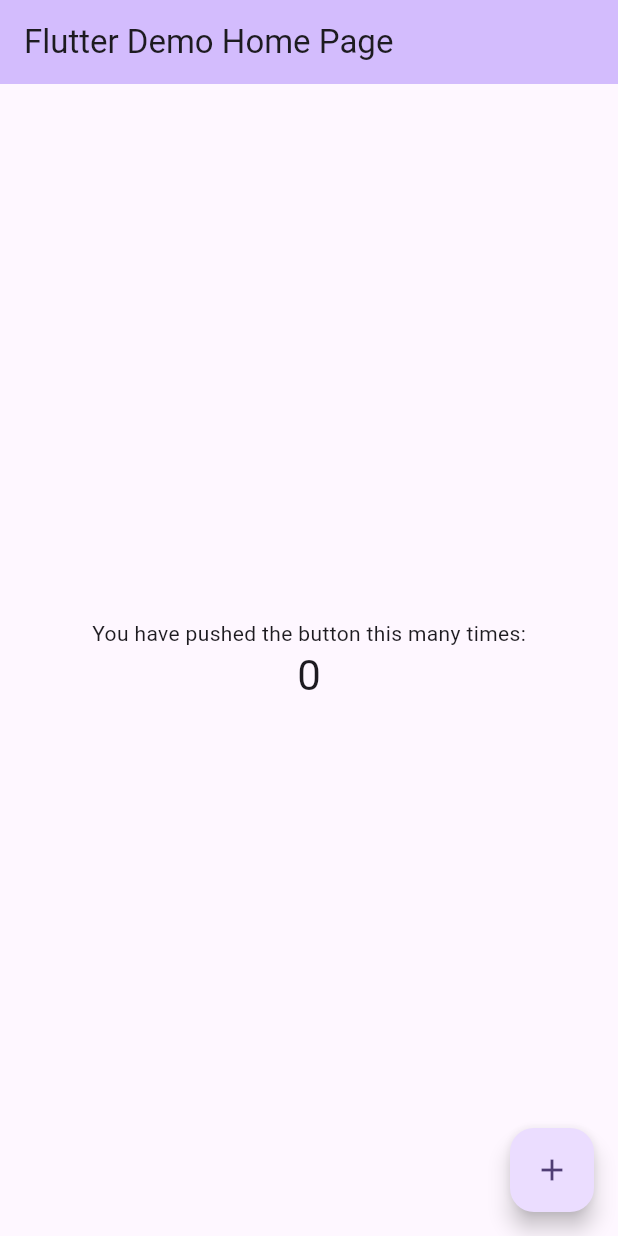
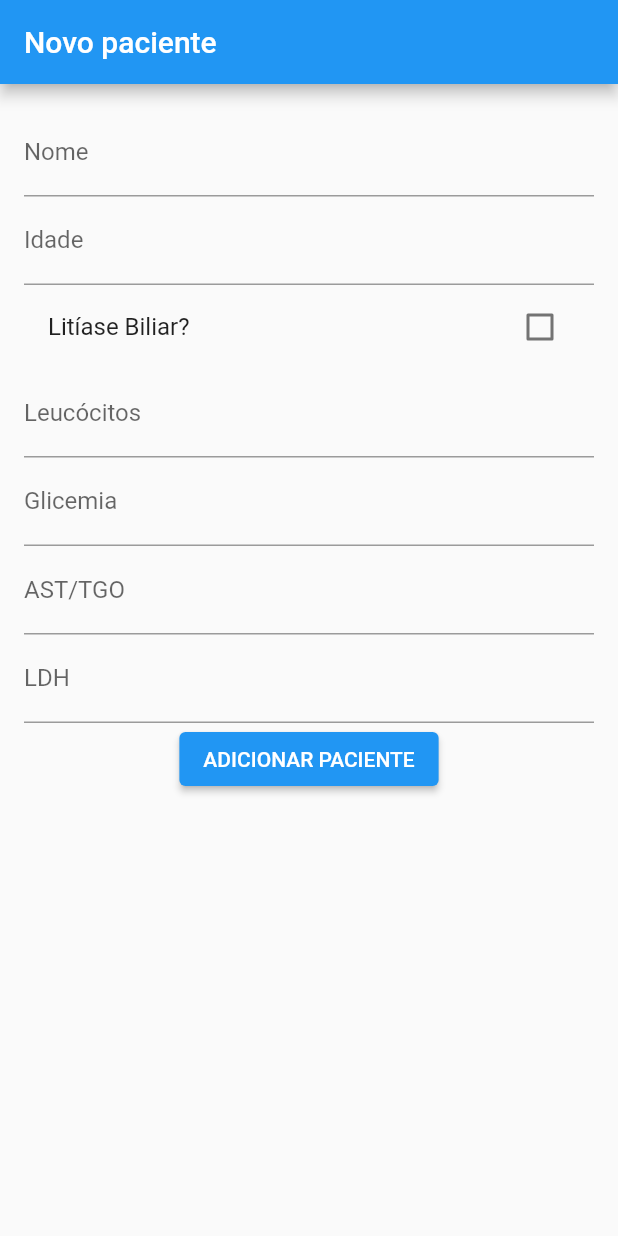
Before and after one commit to Marco-Merini/recuperacao, a Flutter app: the screen it shows after launch, on a phone screen of 412 x 824 dp. Run offline on Flutter 3.47's test engine with Material 2 defaults, Android fonts, the phone set to English and light mode, and no system bars.

Commit message:
alteração de campos e lógica

```diff
--- a/recuperacao/lib/main.dart
+++ b/recuperacao/lib/main.dart
@@ -1,125 +1,184 @@
 import 'package:flutter/material.dart';
 
-void main() {
-  runApp(const MyApp());
-}
+void main() => runApp(MyApp());
 
 class MyApp extends StatelessWidget {
-  const MyApp({super.key});
-
-  // This widget is the root of your application.
   @override
   Widget build(BuildContext context) {
     return MaterialApp(
-      title: 'Flutter Demo',
-      theme: ThemeData(
-        // This is the theme of your application.
-        //
-        // TRY THIS: Try running your application with "flutter run". You'll see
-        // the application has a blue toolbar. Then, without quitting the app,
-        // try changing the seedColor in the colorScheme below to Colors.green
-        // and then invoke "hot reload" (save your changes or press the "hot
-        // reload" button in a Flutter-supported IDE, or press "r" if you used
-        // the command line to start the app).
-        //
-        // Notice that the counter didn't reset back to zero; the application
-        // state is not lost during the reload. To reset the state, use hot
-        // restart instead.
-        //
-        // This works for code too, not just values: Most code changes can be
-        // tested with just a hot reload.
-        colorScheme: ColorScheme.fromSeed(seedColor: Colors.deepPurple),
-        useMaterial3: true,
-      ),
-      home: const MyHomePage(title: 'Flutter Demo Home Page'),
+      home: PatientForm(),
     );
   }
 }
 
-class MyHomePage extends StatefulWidget {
-  const MyHomePage({super.key, required this.title});
-
-  // This widget is the home page of your application. It is stateful, meaning
-  // that it has a State object (defined below) that contains fields that affect
-  // how it looks.
-
-  // This class is the configuration for the state. It holds the values (in this
-  // case the title) provided by the parent (in this case the App widget) and
-  // used by the build method of the State. Fields in a Widget subclass are
-  // always marked "final".
-
-  final String title;
-
+class PatientForm extends StatefulWidget {
   @override
-  State<MyHomePage> createState() => _MyHomePageState();
+  _PatientFormState createState() => _PatientFormState();
 }
 
-class _MyHomePageState extends State<MyHomePage> {
-  int _counter = 0;
+class _PatientFormState extends State<PatientForm> {
+  final _formKey = GlobalKey<FormState>();
+  final TextEditingController nameController = TextEditingController();
+  final TextEditingController ageController = TextEditingController();
+  final TextEditingController leukocytesController = TextEditingController();
+  final TextEditingController glucoseController = TextEditingController();
+  final TextEditingController astController = TextEditingController();
+  final TextEditingController ldhController = TextEditingController();
+  bool hasBiliaryLithiasis = false;
+  double score = 0.0;
+  String mortalityCategory = "Baixa";
 
-  void _incrementCounter() {
-    setState(() {
-      // This call to setState tells the Flutter framework that something has
-      // changed in this State, which causes it to rerun the build method below
-      // so that the display can reflect the updated values. If we changed
-      // _counter without calling setState(), then the build method would not be
-      // called again, and so nothing would appear to happen.
-      _counter++;
-    });
+  void calculateMortality() {
+    int ageThreshold = hasBiliaryLithiasis ? 70 : 55;
+    int leukocytesThreshold = hasBiliaryLithiasis ? 18000 : 16000;
+    double glucoseThreshold = hasBiliaryLithiasis ? 12.2 : 11.0;
+    int astThreshold = 250;
+    int ldhThreshold = hasBiliaryLithiasis ? 400 : 350;
+
+    int age = int.tryParse(ageController.text) ?? 0;
+    int leukocytes = int.tryParse(leukocytesController.text) ?? 0;
+    double glucose = double.tryParse(glucoseController.text) ?? 0.0;
+    int ast = int.tryParse(astController.text) ?? 0;
+    int ldh = int.tryParse(ldhController.text) ?? 0;
+
+    // Lógica para calcular o escore de mortalidade aqui
+    int patientScore = 0;
+
+    if (age > ageThreshold) patientScore++;
+    if (leukocytes > leukocytesThreshold) patientScore++;
+    if (glucose > glucoseThreshold) patientScore++;
+    if (ast > astThreshold) patientScore++;
+    if (ldh > ldhThreshold) patientScore++;
+
+    score = patientScore.toDouble();
+
+    // Lógica para determinar a categoria de mortalidade aqui
+    if (score >= 7) {
+      mortalityCategory = "100%";
+    } else if (score >= 5) {
+      mortalityCategory = "40%";
+    } else if (score >= 3) {
+      mortalityCategory = "15%";
+    } else {
+      mortalityCategory = "2%";
+    }
   }
 
   @override
   Widget build(BuildContext context) {
-    // This method is rerun every time setState is called, for instance as done
-    // by the _incrementCounter method above.
-    //
-    // The Flutter framework has been optimized to make rerunning build methods
-    // fast, so that you can just rebuild anything that needs updating rather
-    // than having to individually change instances of widgets.
     return Scaffold(
       appBar: AppBar(
-        // TRY THIS: Try changing the color here to a specific color (to
-        // Colors.amber, perhaps?) and trigger a hot reload to see the AppBar
-        // change color while the other colors stay the same.
-        backgroundColor: Theme.of(context).colorScheme.inversePrimary,
-        // Here we take the value from the MyHomePage object that was created by
-        // the App.build method, and use it to set our appbar title.
-        title: Text(widget.title),
+        title: Text('Novo paciente'),
       ),
-      body: Center(
-        // Center is a layout widget. It takes a single child and positions it
-        // in the middle of the parent.
-        child: Column(
-          // Column is also a layout widget. It takes a list of children and
-          // arranges them vertically. By default, it sizes itself to fit its
-          // children horizontally, and tries to be as tall as its parent.
-          //
-          // Column has various properties to control how it sizes itself and
-          // how it positions its children. Here we use mainAxisAlignment to
-          // center the children vertically; the main axis here is the vertical
-          // axis because Columns are vertical (the cross axis would be
-          // horizontal).
-          //
-          // TRY THIS: Invoke "debug painting" (choose the "Toggle Debug Paint"
-          // action in the IDE, or press "p" in the console), to see the
-          // wireframe for each widget.
-          mainAxisAlignment: MainAxisAlignment.center,
-          children: <Widget>[
-            const Text(
-              'You have pushed the button this many times:',
-            ),
-            Text(
-              '$_counter',
-              style: Theme.of(context).textTheme.headlineMedium,
-            ),
-          ],
+      body: Padding(
+        padding: const EdgeInsets.all(16.0),
+        child: Form(
+          key: _formKey,
+          child: Column(
+            children: [
+              TextFormField(
+                controller: nameController,
+                decoration: InputDecoration(labelText: 'Nome'),
+                validator: (value) {
+                  if (value!.isEmpty) {
+                    return 'Por favor, insira o nome do paciente.';
+                  }
+                  return null;
+                },
+              ),
+              TextFormField(
+                controller: ageController,
+                decoration: InputDecoration(labelText: 'Idade'),
+                keyboardType: TextInputType.number,
+                validator: (value) {
+                  if (value!.isEmpty) {
+                    return 'Por favor, insira a idade do paciente.';
+                  }
+                  return null;
+                },
+              ),
+              CheckboxListTile(
+                title: Text('Litíase Biliar?'),
+                value: hasBiliaryLithiasis,
+                onChanged: (value) {
+                  setState(() {
+                    hasBiliaryLithiasis = value!;
+                  });
+                },
+              ),
+              TextFormField(
+                controller: leukocytesController,
+                decoration: InputDecoration(
+                  labelText: 'Leucócitos',
+                  suffixText: 'cél./mm3',
+                ),
+                keyboardType: TextInputType.number,
+              ),
+              TextFormField(
+                controller: glucoseController,
+                decoration: InputDecoration(
+                  labelText: 'Glicemia',
+                  suffixText: 'mmol/L',
+                ),
+                keyboardType: TextInputType.numberWithOptions(decimal: true),
+              ),
+              TextFormField(
+                controller: astController,
+                decoration: InputDecoration(
+                  labelText: 'AST/TGO',
+                  suffixText: 'UI/L',
+                ),
+                keyboardType: TextInputType.number,
+              ),
+              TextFormField(
+                controller: ldhController,
+                decoration: InputDecoration(
+                  labelText: 'LDH',
+                  suffixText: 'UI/L',
+                ),
+                keyboardType: TextInputType.number,
+              ),
+              ElevatedButton(
+                onPressed: () {
+                  if (_formKey.currentState!.validate()) {
+                    calculateMortality();
+                    showDialog(
+                      context: context,
+                      builder: (BuildContext context) {
+                        return AlertDialog(
+                          title: Text('Resultado'),
+                          content: Column(
+                            children: [
+                              Text('Pontuação: $score'),
+                              Text('Mortalidade: $mortalityCategory'),
+                            ],
+                          ),
+                          actions: [
+                            TextButton(
+                              onPressed: () {
+                                Navigator.of(context).pop();
+                              },
+                              child: Text('Fechar'),
+                            ),
+                          ],
+                        );
+                      },
+                    );
+                  }
+                },
+                child: Text('ADICIONAR PACIENTE'),
+              ),
+              if (score != 0.0)
+                Column(
+                  children: [
+                    Text('Pontuação: $score'),
+                    Text('Mortalidade: $mortalityCategory'),
+                  ],
+                ),
+            ],
+          ),
         ),
       ),
-      floatingActionButton: FloatingActionButton(
-        onPressed: _incrementCounter,
-        tooltip: 'Increment',
-        child: const Icon(Icons.add),
-      ), // This trailing comma makes auto-formatting nicer for build methods.
     );
   }
 }
```
Also changed, not shown: 1 other file.
